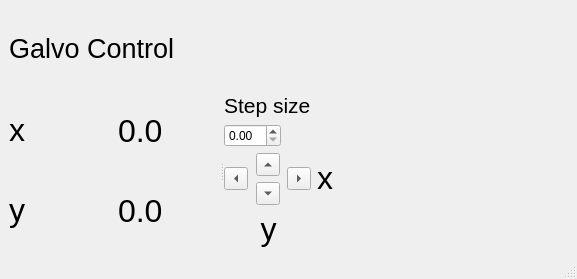
Qt form gui/galvo/ui_galvogui.ui (trezitorul/qudi) before a commit.
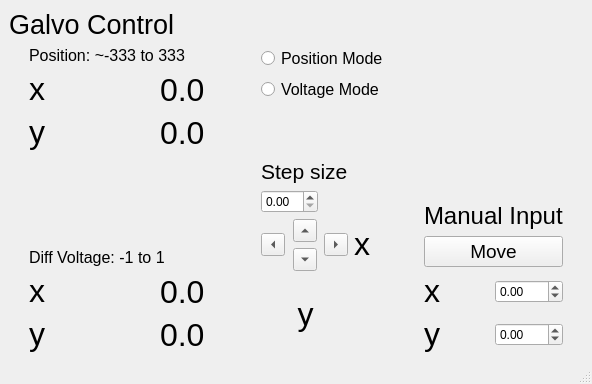
The same form after that commit.

Commit message: Galvo + confocal mostly mixed units

```diff
--- a/gui/galvo/ui_galvogui.ui
+++ b/gui/galvo/ui_galvogui.ui
@@ -6,15 +6,15 @@
    <rect>
     <x>0</x>
     <y>0</y>
-    <width>577</width>
-    <height>279</height>
+    <width>592</width>
+    <height>384</height>
    </rect>
   </property>
   <property name="windowTitle">
    <string>Galvo Control</string>
   </property>
   <widget class="QWidget" name="centralwidget">
-   <layout class="QVBoxLayout" name="verticalLayout">
+   <layout class="QVBoxLayout" name="verticalLayout_8">
     <item>
      <widget class="QLabel" name="label_14">
       <property name="font">
@@ -25,14 +25,39 @@
       <property name="text">
        <string>Galvo Control</string>
       </property>
+      <property name="margin">
+       <number>20</number>
+      </property>
      </widget>
     </item>
     <item>
-     <widget class="QSplitter" name="splitter">
-      <property name="orientation">
-       <enum>Qt::Horizontal</enum>
+     <layout class="QHBoxLayout" name="horizontalLayout_3">
+      <property name="leftMargin">
+       <number>20</number>
       </property>
-      <widget class="QWidget" name="layoutWidget_3">
+      <property name="rightMargin">
+       <number>20</number>
+      </property>
+      <item>
+       <layout class="QVBoxLayout" name="verticalLayout_3">
+        <property name="rightMargin">
+         <number>50</number>
+        </property>
+        <item>
+         <layout class="QVBoxLayout" name="verticalLayout">
+          <item>
+           <widget class="QLabel" name="label">
+            <property name="font">
+             <font>
+              <pointsize>12</pointsize>
+             </font>
+            </property>
+            <property name="text">
+             <string>Position: ~-333 to 333</string>
+            </property>
+           </widget>
+          </item>
+          <item>
        <layout class="QHBoxLayout" name="horizontalLayout_11">
         <item>
          <layout class="QVBoxLayout" name="verticalLayout_13">
@@ -62,6 +87,19 @@
           </item>
          </layout>
         </item>
+            <item>
+             <spacer name="horizontalSpacer_5">
+              <property name="orientation">
+               <enum>Qt::Horizontal</enum>
+              </property>
+              <property name="sizeHint" stdset="0">
+               <size>
+                <width>40</width>
+                <height>20</height>
+               </size>
+              </property>
+             </spacer>
+            </item>
         <item>
          <layout class="QVBoxLayout" name="verticalLayout_14">
           <item>
@@ -91,8 +129,147 @@
          </layout>
         </item>
        </layout>
-      </widget>
-      <widget class="QWidget" name="layoutWidget_2">
+          </item>
+         </layout>
+        </item>
+        <item>
+         <spacer name="verticalSpacer">
+          <property name="orientation">
+           <enum>Qt::Vertical</enum>
+          </property>
+          <property name="sizeHint" stdset="0">
+           <size>
+            <width>20</width>
+            <height>40</height>
+           </size>
+          </property>
+         </spacer>
+        </item>
+        <item>
+         <layout class="QVBoxLayout" name="verticalLayout_2">
+          <item>
+           <widget class="QLabel" name="label_2">
+            <property name="font">
+             <font>
+              <pointsize>12</pointsize>
+             </font>
+            </property>
+            <property name="text">
+             <string>Diff Voltage: -1 to 1</string>
+            </property>
+           </widget>
+          </item>
+          <item>
+           <layout class="QHBoxLayout" name="horizontalLayout_12">
+            <item>
+             <layout class="QVBoxLayout" name="verticalLayout_15">
+              <item>
+               <widget class="QLabel" name="xVal_13">
+                <property name="font">
+                 <font>
+                  <pointsize>24</pointsize>
+                 </font>
+                </property>
+                <property name="text">
+                 <string>&lt;html&gt;&lt;head/&gt;&lt;body&gt;&lt;p&gt;x&lt;/p&gt;&lt;/body&gt;&lt;/html&gt;</string>
+                </property>
+               </widget>
+              </item>
+              <item>
+               <widget class="QLabel" name="xVal_14">
+                <property name="font">
+                 <font>
+                  <pointsize>24</pointsize>
+                 </font>
+                </property>
+                <property name="text">
+                 <string>&lt;html&gt;&lt;head/&gt;&lt;body&gt;&lt;p&gt;y&lt;/p&gt;&lt;/body&gt;&lt;/html&gt;</string>
+                </property>
+               </widget>
+              </item>
+             </layout>
+            </item>
+            <item>
+             <spacer name="horizontalSpacer_6">
+              <property name="orientation">
+               <enum>Qt::Horizontal</enum>
+              </property>
+              <property name="sizeHint" stdset="0">
+               <size>
+                <width>60</width>
+                <height>20</height>
+               </size>
+              </property>
+             </spacer>
+            </item>
+            <item>
+             <layout class="QVBoxLayout" name="verticalLayout_16">
+              <item>
+               <widget class="QLabel" name="galvoXVolt">
+                <property name="font">
+                 <font>
+                  <pointsize>24</pointsize>
+                 </font>
+                </property>
+                <property name="text">
+                 <string>0.0</string>
+                </property>
+               </widget>
+              </item>
+              <item>
+               <widget class="QLabel" name="galvoYVolt">
+                <property name="font">
+                 <font>
+                  <pointsize>24</pointsize>
+                 </font>
+                </property>
+                <property name="text">
+                 <string>0.0</string>
+                </property>
+               </widget>
+              </item>
+             </layout>
+            </item>
+           </layout>
+          </item>
+         </layout>
+        </item>
+       </layout>
+      </item>
+      <item>
+       <layout class="QVBoxLayout" name="verticalLayout_6">
+        <property name="rightMargin">
+         <number>30</number>
+        </property>
+        <item>
+         <layout class="QVBoxLayout" name="verticalLayout_5">
+          <item>
+           <widget class="QRadioButton" name="posButton">
+            <property name="font">
+             <font>
+              <pointsize>12</pointsize>
+             </font>
+            </property>
+            <property name="text">
+             <string>Position Mode</string>
+            </property>
+           </widget>
+          </item>
+          <item>
+           <widget class="QRadioButton" name="voltButton">
+            <property name="font">
+             <font>
+              <pointsize>12</pointsize>
+             </font>
+            </property>
+            <property name="text">
+             <string>Voltage Mode</string>
+            </property>
+           </widget>
+          </item>
+         </layout>
+        </item>
+        <item>
        <layout class="QGridLayout" name="gridLayout_2">
         <item row="2" column="1">
          <widget class="QToolButton" name="galvoUpButton">
@@ -192,8 +369,103 @@
          </widget>
         </item>
        </layout>
-      </widget>
-     </widget>
+        </item>
+       </layout>
+      </item>
+      <item>
+       <layout class="QVBoxLayout" name="verticalLayout_7">
+        <item>
+         <spacer name="verticalSpacer_2">
+          <property name="orientation">
+           <enum>Qt::Vertical</enum>
+          </property>
+          <property name="sizeHint" stdset="0">
+           <size>
+            <width>20</width>
+            <height>40</height>
+           </size>
+          </property>
+         </spacer>
+        </item>
+        <item>
+         <widget class="QLabel" name="label_4">
+          <property name="font">
+           <font>
+            <pointsize>18</pointsize>
+           </font>
+          </property>
+          <property name="text">
+           <string>Manual Input</string>
+          </property>
+         </widget>
+        </item>
+        <item>
+         <widget class="QPushButton" name="moveButton">
+          <property name="font">
+           <font>
+            <pointsize>14</pointsize>
+           </font>
+          </property>
+          <property name="text">
+           <string>Move</string>
+          </property>
+         </widget>
+        </item>
+        <item>
+         <layout class="QHBoxLayout" name="horizontalLayout">
+          <item>
+           <widget class="QLabel" name="xVal_17">
+            <property name="font">
+             <font>
+              <pointsize>24</pointsize>
+             </font>
+            </property>
+            <property name="text">
+             <string>&lt;html&gt;&lt;head/&gt;&lt;body&gt;&lt;p&gt;x&lt;/p&gt;&lt;/body&gt;&lt;/html&gt;</string>
+            </property>
+           </widget>
+          </item>
+          <item>
+           <widget class="QDoubleSpinBox" name="xInput">
+            <property name="minimum">
+             <double>-400.000000000000000</double>
+            </property>
+            <property name="maximum">
+             <double>400.000000000000000</double>
+            </property>
+           </widget>
+          </item>
+         </layout>
+        </item>
+        <item>
+         <layout class="QHBoxLayout" name="horizontalLayout_2">
+          <item>
+           <widget class="QLabel" name="xVal_18">
+            <property name="font">
+             <font>
+              <pointsize>24</pointsize>
+             </font>
+            </property>
+            <property name="text">
+             <string>&lt;html&gt;&lt;head/&gt;&lt;body&gt;&lt;p&gt;y&lt;/p&gt;&lt;/body&gt;&lt;/html&gt;</string>
+            </property>
+           </widget>
+          </item>
+          <item>
+           <widget class="QDoubleSpinBox" name="yInput">
+            <property name="minimum">
+             <double>-400.000000000000000</double>
+            </property>
+            <property name="maximum">
+             <double>400.000000000000000</double>
+            </property>
+           </widget>
+          </item>
+         </layout>
+        </item>
+       </layout>
+      </item>
+     </layout>
     </item>
    </layout>
   </widget>
```
Left out of the diff: 2 changed lines with no effect on the pictures. Lines whose indentation alone changed are shown as unchanged. The commit also changes 3 other files.
